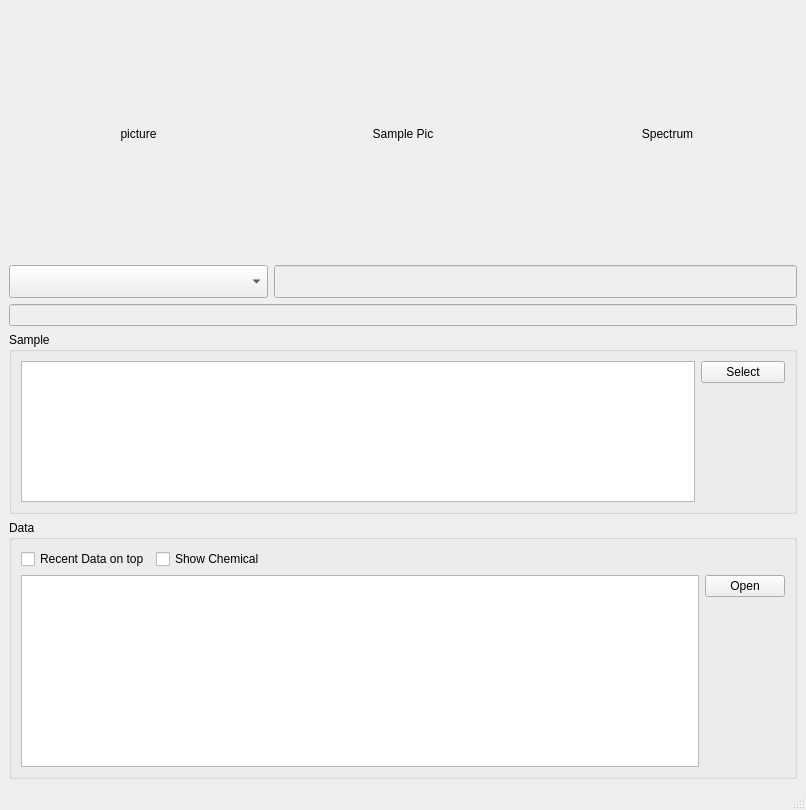
Qt form Analysis_UI/databasewindow.ui (goluckyryan/nonLinearFit) before a commit.
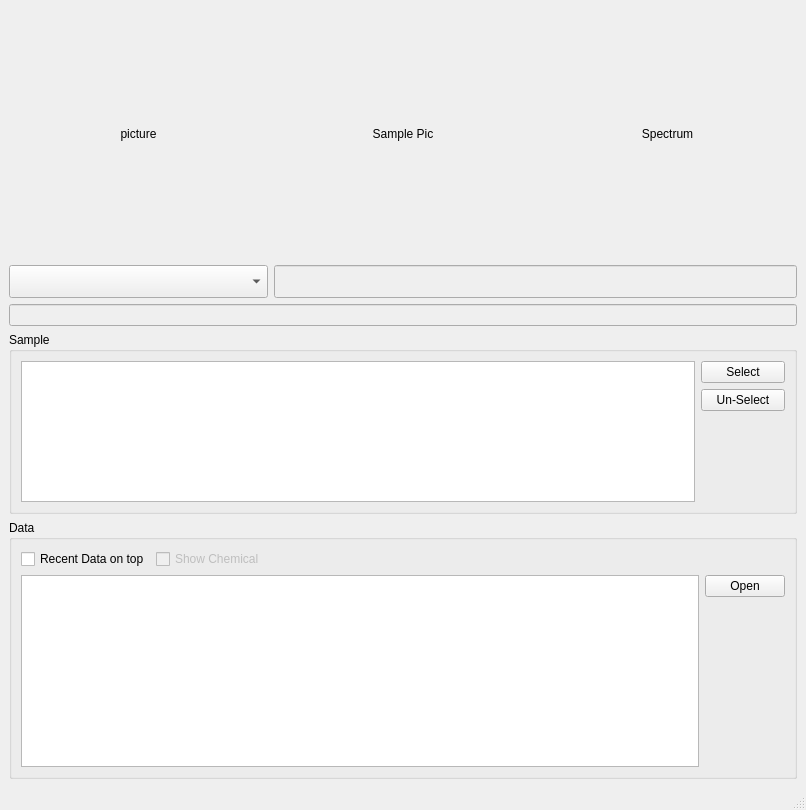
The same form after that commit.

Commit message: [major] DB change Forgien Key to ID

Patch:
```diff
--- a/Analysis_UI/databasewindow.ui
+++ b/Analysis_UI/databasewindow.ui
@@ -103,9 +103,16 @@
          </property>
         </widget>
        </item>
-       <item row="0" column="0" rowspan="2">
+       <item row="0" column="0" rowspan="3">
         <widget class="QTableView" name="sampleView"/>
        </item>
+       <item row="1" column="1">
+        <widget class="QPushButton" name="pushButton_unSelectSample">
+         <property name="text">
+          <string>Un-Select</string>
+         </property>
+        </widget>
+       </item>
       </layout>
      </widget>
     </item>
@@ -134,6 +141,9 @@
        </item>
        <item row="0" column="1">
         <widget class="QCheckBox" name="checkBox_showChemical">
+         <property name="enabled">
+          <bool>false</bool>
+         </property>
          <property name="text">
           <string>Show Chemical</string>
          </property>
```
The commit also changes 2 other files.
